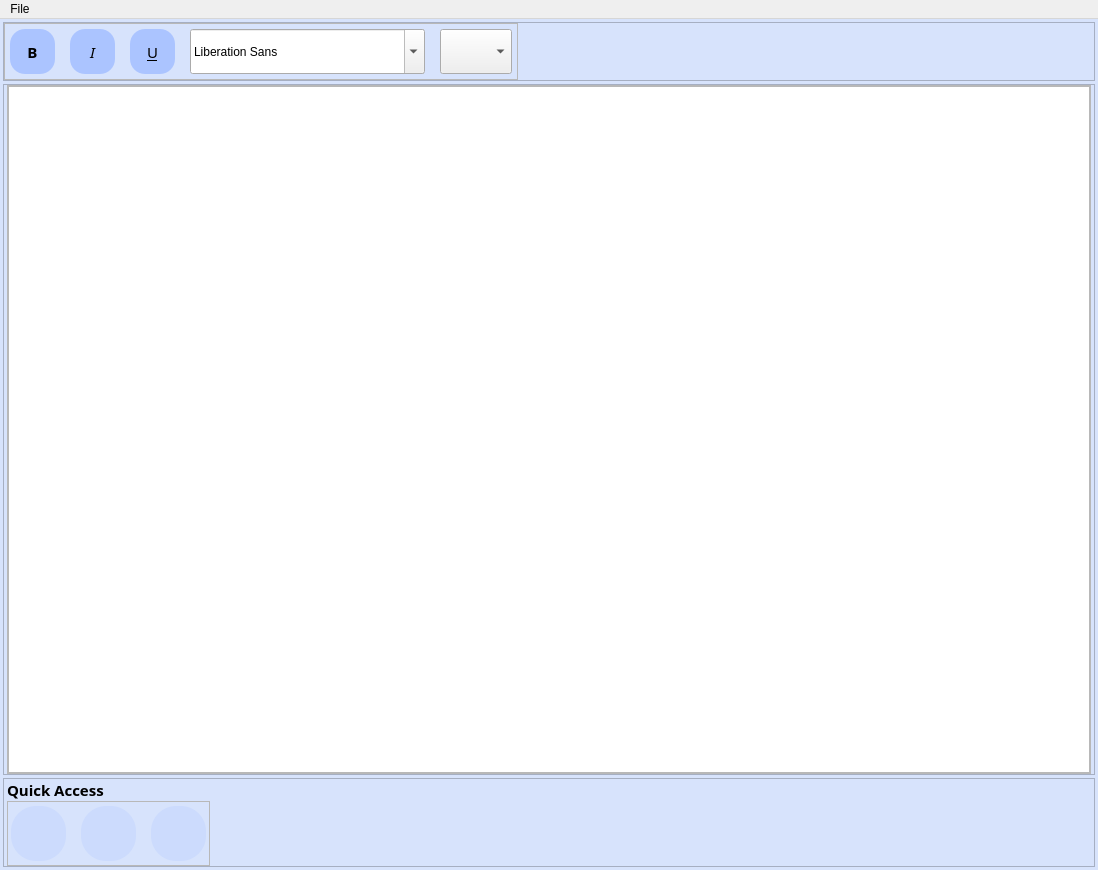
Qt form UI/Bible Notes.ui (Christo77793/The-Living-Word) before a commit.
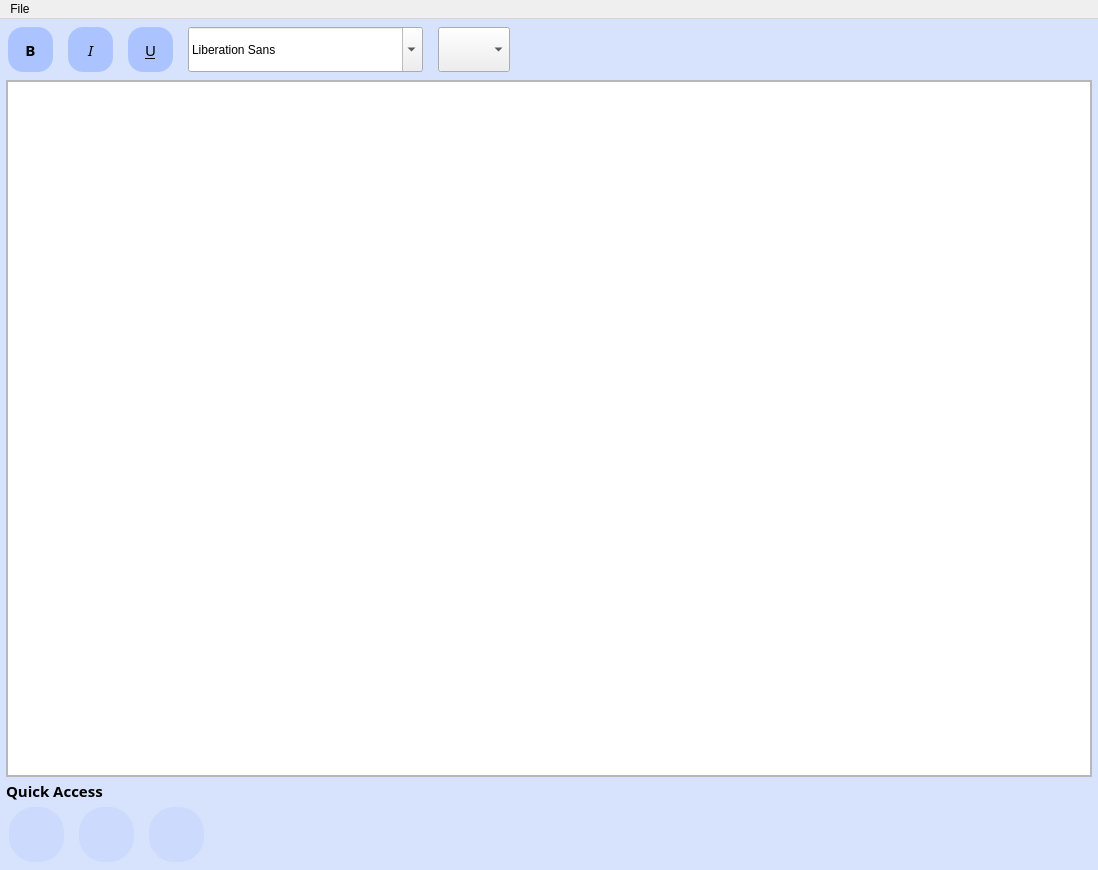
The same form after that commit. Icons and pictures are not drawn.

Diff of the .ui file:
```diff
--- a/UI/Bible Notes.ui
+++ b/UI/Bible Notes.ui
@@ -62,10 +62,10 @@
 }</string>
       </property>
       <property name="frameShape">
-       <enum>QFrame::StyledPanel</enum>
+       <enum>QFrame::NoFrame</enum>
       </property>
       <property name="frameShadow">
-       <enum>QFrame::Raised</enum>
+       <enum>QFrame::Plain</enum>
       </property>
       <layout class="QVBoxLayout" name="verticalLayout_3">
        <property name="spacing">
@@ -98,10 +98,10 @@
           <string notr="true"/>
          </property>
          <property name="frameShape">
-          <enum>QFrame::StyledPanel</enum>
+          <enum>QFrame::NoFrame</enum>
          </property>
          <property name="frameShadow">
-          <enum>QFrame::Raised</enum>
+          <enum>QFrame::Plain</enum>
          </property>
          <layout class="QGridLayout" name="gridLayout">
           <property name="leftMargin">
@@ -296,10 +296,10 @@
        <bool>false</bool>
       </property>
       <property name="frameShape">
-       <enum>QFrame::StyledPanel</enum>
+       <enum>QFrame::NoFrame</enum>
       </property>
       <property name="frameShadow">
-       <enum>QFrame::Raised</enum>
+       <enum>QFrame::Plain</enum>
       </property>
       <layout class="QVBoxLayout" name="verticalLayout_4">
        <property name="spacing">
@@ -319,6 +319,15 @@
        </property>
        <item>
         <widget class="QScrollArea" name="scrollArea">
+         <property name="locale">
+          <locale language="English" country="Canada"/>
+         </property>
+         <property name="frameShape">
+          <enum>QFrame::StyledPanel</enum>
+         </property>
+         <property name="frameShadow">
+          <enum>QFrame::Plain</enum>
+         </property>
          <property name="widgetResizable">
           <bool>true</bool>
          </property>
@@ -327,8 +336,8 @@
            <rect>
             <x>0</x>
             <y>0</y>
-            <width>1082</width>
-            <height>680</height>
+            <width>1084</width>
+            <height>688</height>
            </rect>
           </property>
           <layout class="QHBoxLayout" name="horizontalLayout">
@@ -376,10 +385,10 @@
        <string notr="true"/>
       </property>
       <property name="frameShape">
-       <enum>QFrame::StyledPanel</enum>
+       <enum>QFrame::NoFrame</enum>
       </property>
       <property name="frameShadow">
-       <enum>QFrame::Raised</enum>
+       <enum>QFrame::Plain</enum>
       </property>
       <layout class="QVBoxLayout" name="verticalLayout_2">
        <property name="spacing">
@@ -438,10 +447,10 @@
 }</string>
          </property>
          <property name="frameShape">
-          <enum>QFrame::StyledPanel</enum>
+          <enum>QFrame::NoFrame</enum>
          </property>
          <property name="frameShadow">
-          <enum>QFrame::Raised</enum>
+          <enum>QFrame::Plain</enum>
          </property>
          <layout class="QHBoxLayout" name="horizontalLayout_2">
           <property name="spacing">
```
Left out of the diff: 45 changed lines with no effect on the pictures.
